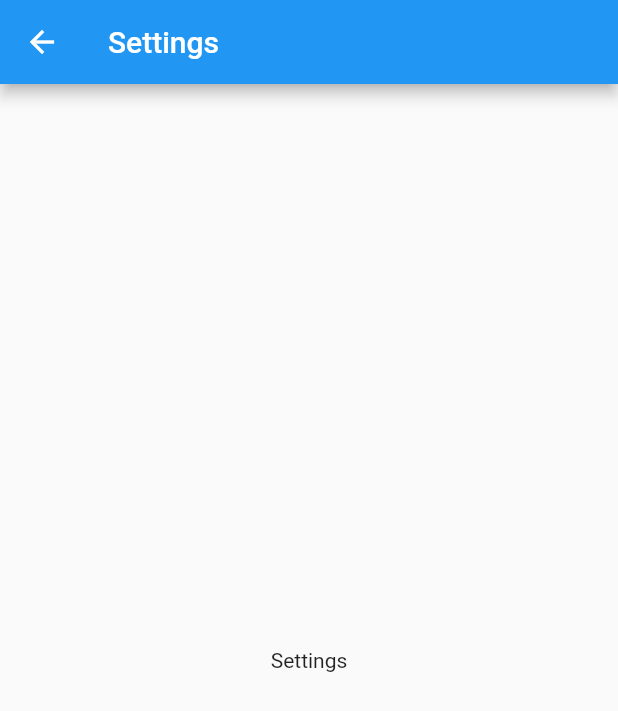
After one commit to famoser/course-table, a Flutter app: the screen it shows after launch, in the side drawer, after a tap on "Settings", on a phone screen of 412 x 824 dp. The commit adds this screen. Shown: the top 711 px of the screen. Run offline on Flutter 3.47's test engine with Material 2 defaults, Android fonts, the phone set to English and light mode, and no system bars; our stand-ins replace yaml.

Commit message:
organize classes better

```diff
--- /dev/null
+++ b/course_table/lib/pages/course.dart
@@ -0,0 +1,104 @@
+
+import 'package:course_table/pages/settings.dart';
+import 'package:flutter/cupertino.dart';
+import 'package:flutter/material.dart';
+
+class CoursePage extends StatefulWidget {
+  CoursePage({Key key, this.title}) : super(key: key);
+
+  // This widget is the home page of your application. It is stateful, meaning
+  // that it has a State object (defined below) that contains fields that affect
+  // how it looks.
+
+  // This class is the configuration for the state. It holds the values (in this
+  // case the title) provided by the parent (in this case the App widget) and
+  // used by the build method of the State. Fields in a Widget subclass are
+  // always marked "final".
+
+  final String title;
+
+  @override
+  _CoursePageState createState() => _CoursePageState();
+}
+
+class _CoursePageState extends State<CoursePage> {
+  int today = DateTime.now().weekday;
+  int selectedDay = DateTime.now().weekday;
+
+  static const weekdays = {
+    DateTime.monday: "Monday",
+    DateTime.tuesday: "Tuesday",
+    DateTime.wednesday: "Wednesday",
+    DateTime.thursday: "Thursday",
+    DateTime.friday: "Friday",
+    DateTime.saturday: "Saturday",
+    DateTime.sunday: "Sunday"
+  };
+
+  List<Widget> _createWeekDayListTiles() {
+    var result = List<ListTile>();
+    for (var weekday in weekdays.keys) {
+      var text = weekdays[weekday];
+      if (weekday == today) {
+        text += " (today)";
+      }
+
+      result.add(ListTile(
+        title: Text(text),
+        onTap: () {
+          selectDay(weekday);
+          Navigator.pop(context);
+        },
+      ));
+    }
+
+    return result;
+  }
+
+  void selectDay(int day) {
+    setState(() {
+      selectedDay = day;
+    });
+  }
+
+  @override
+  Widget build(BuildContext context) {
+    return Scaffold(
+      appBar: AppBar(
+        title: Text(widget.title),
+      ),
+      drawer: Drawer(
+        child: ListView(
+          padding: EdgeInsets.zero,
+          children: <Widget>[
+            DrawerHeader(
+              child: Text(
+                'Weekdays',
+                style: TextStyle(color: Colors.white),
+              ),
+              decoration: BoxDecoration(color: Colors.blue),
+            )
+          ] +
+              _createWeekDayListTiles() +
+              <Widget>[
+                ListTile(
+                  title: Text("Settings"),
+                  onTap: () {
+                    Navigator.push(context,
+                        new MaterialPageRoute(builder: (ctxt) => new SettingsPage()));
+                  },
+                )
+              ],
+        ),
+      ),
+      body: Center(
+        child: Column(
+          mainAxisAlignment: MainAxisAlignment.center,
+          children: <Widget>[
+            Text('You have selected ' + weekdays[selectedDay])
+          ],
+        ),
+      ),
+    );
+  }
+}
--- /dev/null
+++ b/course_table/lib/pages/settings.dart
@@ -0,0 +1,30 @@
+
+import 'package:flutter/cupertino.dart';
+import 'package:flutter/material.dart';
+
+class SettingsPage extends StatefulWidget {
+  SettingsPage({Key key}) : super(key: key);
+
+  @override
+  _SettingsPageState createState() => _SettingsPageState();
+}
+
+class _SettingsPageState extends State<SettingsPage> {
+
+  @override
+  Widget build(BuildContext context) {
+    return Scaffold(
+      appBar: AppBar(
+        title: Text("Settings"),
+      ),
+      body: Center(
+        child: Column(
+          mainAxisAlignment: MainAxisAlignment.center,
+          children: <Widget>[
+            Text('Settings')
+          ],
+        ),
+      ),
+    );
+  }
+}
```
Also changed, not shown: course_table/lib/main.dart (+2 -135 lines), course_table/lib/storage.dart (added, +54 -0 lines).
